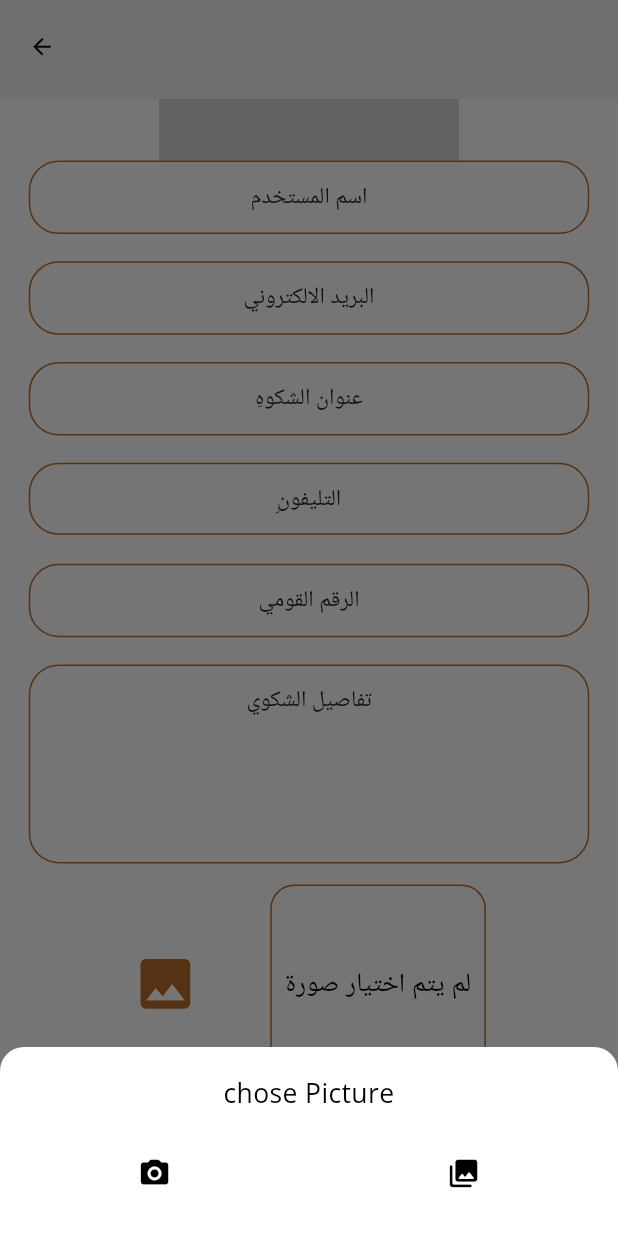
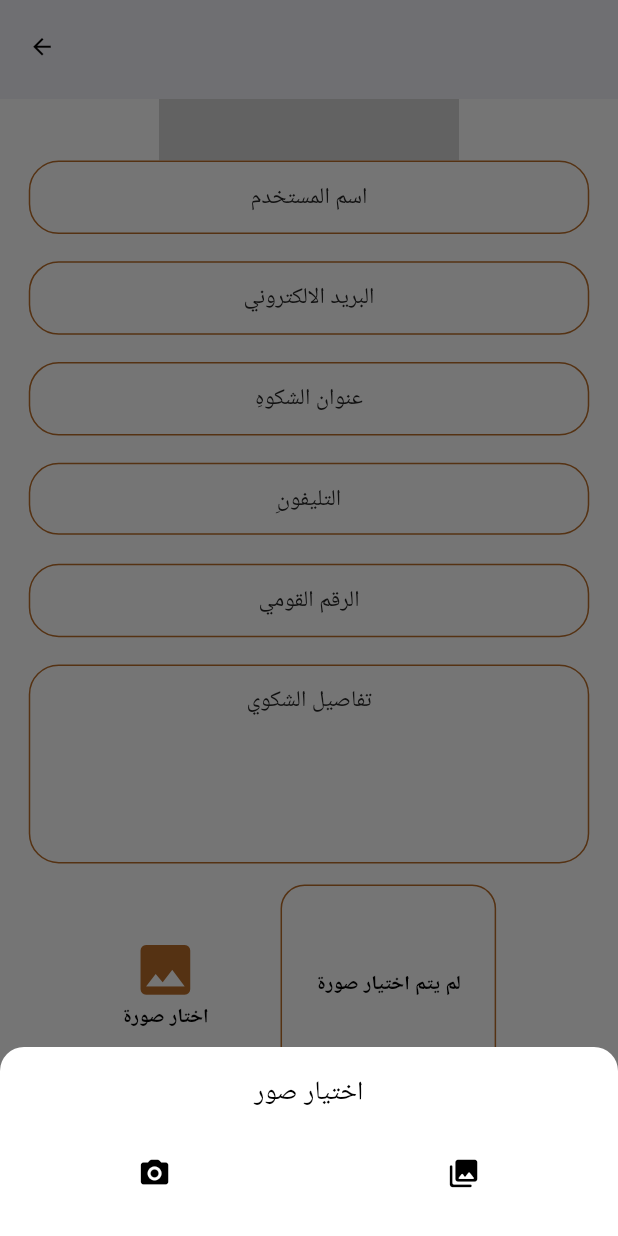
Before and after one commit to EngMohamedKhalid/tseara, a Flutter app: the AddReportScreen screen opened directly, scrolled down 159 dp, after a tap on the "image" icon, on a phone screen of 412 x 824 dp. Run offline on Flutter 3.47's test engine with Material 3 defaults, Android fonts, the phone set to English and light mode, and no system bars; drawn by our look-alikes of overlay_support; our stand-ins replace bloc, carousel_slider, cloud_firestore, curved_navigation_bar, dartz, dio and 19 more; missing offline and left inert: data_connection_checker_nulls, flutter_stripe, gif_view, http_interceptor; accounts and stored records are empty; network calls fail; Roboto replaces fonts that are missing (Cairo, OpenSans-Regular).

```diff
--- a/lib/features/profile_feature/presentation/PLH/profile_cubit.dart
+++ b/lib/features/profile_feature/presentation/PLH/profile_cubit.dart
@@ -110,7 +110,7 @@ class ProfileCubit extends Cubit<ProfileState> {
         "userId": await getIt<CacheService>().getUserId()
       },
     ).then((value) {
-      showToast(msg:"Added Successfully");
+      showToast(msg:value.data);
       HomeCubit.get().getHomeFavorites();
       emit(ProfileInitial());
     }).catchError((e){
--- a/lib/features/profile_feature/presentation/screens/add_report_screen.dart
+++ b/lib/features/profile_feature/presentation/screens/add_report_screen.dart
@@ -83,6 +83,8 @@ class _AddReportScreenState extends State<AddReportScreen> {
                 Row(
                   mainAxisAlignment: MainAxisAlignment.center,
                   children: [
+                    Column(
+                      children: [
                         InkWell(
                           onTap: () {
                             showModalBottomSheet(
@@ -105,7 +107,7 @@ class _AddReportScreenState extends State<AddReportScreen> {
                                     mainAxisSize: MainAxisSize.min,
                                     children: [
                                       TextWidget(
-                                    title: "chose Picture".tr(),
+                                        title: "اختيار صور".tr(),
                                         titleAlign: TextAlign.center,
                                         titleSize: 20.sp,
                                         titleColor: Colors.black,
@@ -164,6 +166,14 @@ class _AddReportScreenState extends State<AddReportScreen> {
                             size: 50.sp,
                           ),
                         ),
+                        TextWidget(
+                          title: "اختار صورة",
+                          titleSize: 15.sp,
+                          titleFontWeight: FontWeight.w600,
+                          titleColor: Colors.black,
+                        ),
+                      ],
+                    ),
                     50.horizontalSpace,
                     Container(
                       height: 150.h,
@@ -187,7 +197,8 @@ class _AddReportScreenState extends State<AddReportScreen> {
                       )
                           : TextWidget(
                         title: "لم يتم اختيار صورة",
-                        titleSize: 20.sp,
+                        titleSize: 15.sp,
+                        titleFontWeight: FontWeight.w600,
                         titleColor: Colors.black,
                       ),
                     ),
--- a/lib/main.dart
+++ b/lib/main.dart
@@ -116,7 +116,7 @@ class MyApp extends StatelessWidget {
                 );
               },
             ),
-            home:const SplashScreen(),
+            home:const BNBScreen(),
           ),
         ),
       ),
```
Lines whose indentation alone changed are shown as unchanged.
